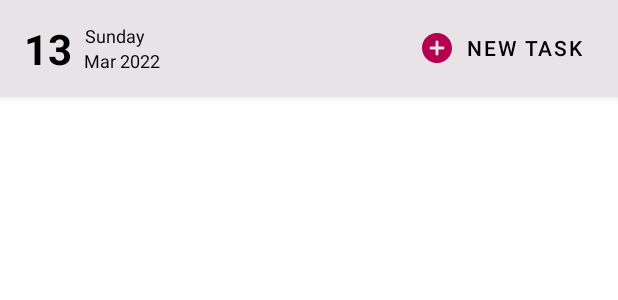
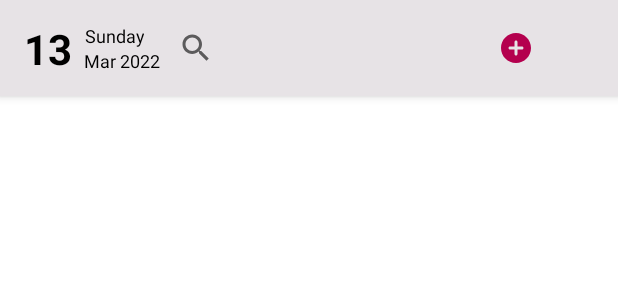
Before and after one commit to PramodLakmal/ToDo, an Android app: the layout activity_main.xml on its own in the app's theme, with its tools: preview values and no code run, on a phone screen of 412 x 824 dp. Shown: the top 300 px of the screen. Run offline under Robolectric (Android 15) with nearby library versions, the phone set to English and light mode, and no system bars.

Commit message:
add search functionality

```diff
--- a/app/src/main/java/com/pramodlakmal/taskmanager/db/TaskDao.kt
+++ b/app/src/main/java/com/pramodlakmal/taskmanager/db/TaskDao.kt
@@ -24,6 +24,9 @@ interface TaskDao {
     @Query("UPDATE tasks SET priority = :priority WHERE id = :id")
     suspend fun setPriority(priority: Priority, id: Int)
 
+    @Query("SELECT * FROM tasks WHERE title LIKE '%' || :query || '%'")
+    fun searchTasks(query: String): LiveData<List<Task>>
+
     @Query(
         "UPDATE tasks " +
                 "SET  title = :title, description = :description, priority = :priority" +
--- a/app/src/main/java/com/pramodlakmal/taskmanager/ui/MainViewModel.kt
+++ b/app/src/main/java/com/pramodlakmal/taskmanager/ui/MainViewModel.kt
@@ -1,5 +1,6 @@
 package com.pramodlakmal.taskmanager.ui
 
+import androidx.lifecycle.LiveData
 import androidx.lifecycle.MutableLiveData
 import androidx.lifecycle.ViewModel
 import androidx.lifecycle.viewModelScope
@@ -54,4 +55,8 @@ class MainViewModel(
         }
     }
 
+    fun searchTasks(query: String): LiveData<List<Task>> {
+        return todoDatabase.getTaskDao().searchTasks(query)
+    }
+
 }
--- a/app/src/main/res/layout/activity_main.xml
+++ b/app/src/main/res/layout/activity_main.xml
@@ -1,4 +1,3 @@
-<?xml version="1.0" encoding="utf-8"?>
 <androidx.coordinatorlayout.widget.CoordinatorLayout xmlns:android="http://schemas.android.com/apk/res/android"
     xmlns:app="http://schemas.android.com/apk/res-auto"
     xmlns:tools="http://schemas.android.com/tools"
@@ -27,22 +26,33 @@
                 android:layout_width="match_parent"
                 android:layout_height="match_parent">
 
+                <androidx.appcompat.widget.SearchView
+                    android:id="@+id/searchView"
+                    android:layout_width="0dp"
+                    android:layout_height="wrap_content"
+                    android:queryHint="Search tasks"
+                    app:layout_constraintBottom_toBottomOf="parent"
+                    app:layout_constraintEnd_toStartOf="@+id/btn_newTask"
+                    app:layout_constraintStart_toEndOf="@+id/tv_monthYear"
+                    app:layout_constraintTop_toTopOf="parent" />
+
                 <com.google.android.material.button.MaterialButton
                     android:id="@+id/btn_newTask"
                     style="@style/Widget.MaterialComponents.Button.TextButton"
                     android:layout_width="wrap_content"
                     android:layout_height="wrap_content"
                     android:layout_marginTop="8dp"
-                    android:layout_marginEnd="16dp"
+                    android:layout_marginEnd="0dp"
                     android:layout_marginBottom="8dp"
-                    android:text="@string/new_task"
+
                     android:textColor="@color/textColor"
                     app:icon="@drawable/ic_round_add_circle_24"
                     app:iconPadding="8dp"
                     app:iconTint="@color/colorAccent"
                     app:layout_constraintBottom_toBottomOf="parent"
                     app:layout_constraintEnd_toEndOf="parent"
-                    app:layout_constraintTop_toTopOf="parent" />
+                    app:layout_constraintTop_toTopOf="parent"
+                    app:layout_constraintVertical_bias="1.0" />
 
                 <TextView
                     android:id="@+id/tv_date"
```
Also changed, not shown: app/src/main/java/com/pramodlakmal/taskmanager/ui/activity/MainActivity.kt (+28 -2 lines).
